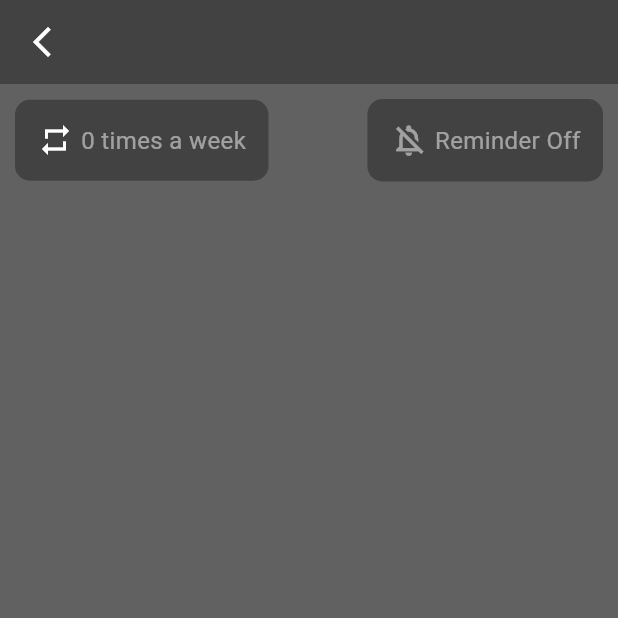
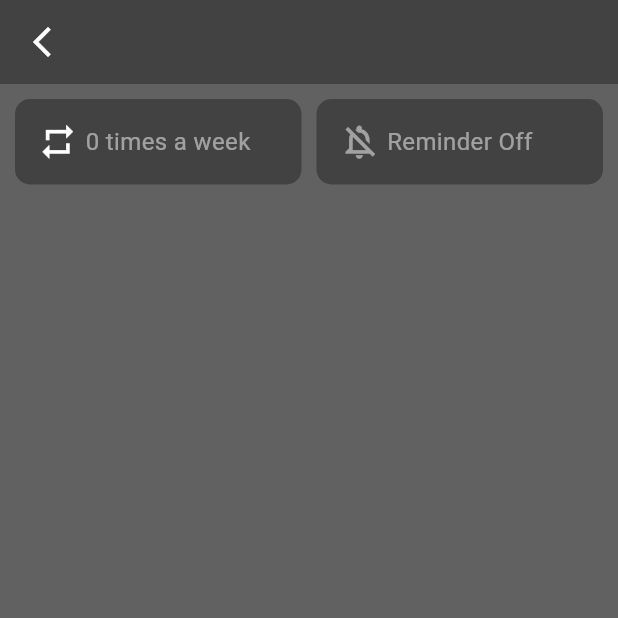
Before and after one commit to NikitaShlyakhtin/Habits, a Flutter app: the HabitInfo screen opened directly with empty values, on a phone screen of 412 x 824 dp, the top half of it. Run offline on Flutter 3.47's test engine with Material 2 defaults, Android fonts, the phone set to English and light mode, and no system bars; drawn by our look-alikes of dynamic_color; our stand-ins replace device_info_plus, flutter_local_notifications, hive_flutter, timezone; missing offline and left inert: dart:ffi; accounts and stored records are empty.

Commit message:
frequency and reminder info design fix

```diff
--- a/lib/pages/habit_info.dart
+++ b/lib/pages/habit_info.dart
@@ -25,6 +25,7 @@ class HabitInfo extends StatelessWidget {
         ),
         body: Container(
           margin: blockMargin,
+          width: double.infinity,
           child: Column(
             children: [
               FrequencyAndReminder(
--- a/lib/util/habit_info_page/frequency_and_reminder.dart
+++ b/lib/util/habit_info_page/frequency_and_reminder.dart
@@ -13,7 +13,11 @@ class FrequencyAndReminder extends StatelessWidget {
   Widget build(BuildContext context) {
     return Row(
       mainAxisAlignment: MainAxisAlignment.spaceBetween,
-      children: [FrequencyInfo(frequency), const Gap(), ReminderInfo(reminder)],
+      children: [
+        Expanded(child: FrequencyInfo(frequency)),
+        const Gap(),
+        Expanded(child: ReminderInfo(reminder))
+      ],
     );
   }
 }
--- a/lib/util/habit_info_page/frequency_info.dart
+++ b/lib/util/habit_info_page/frequency_info.dart
@@ -18,9 +18,9 @@ class FrequencyInfo extends StatelessWidget {
       decoration: boxDecoration,
       padding: blockPadding,
       child: Row(
-        crossAxisAlignment: CrossAxisAlignment.center,
         children: [
           const Icon(
+            size: 27,
             Icons.repeat,
             color: Colors.white,
           ),
--- a/lib/util/habit_info_page/reminder_info.dart
+++ b/lib/util/habit_info_page/reminder_info.dart
@@ -19,7 +19,7 @@ class ReminderInfo extends StatelessWidget {
           Opacity(
             opacity: reminder ? 1 : 0.5,
             child: Icon(
-              size: 25,
+              size: 27,
               reminder
                   ? Icons.notifications_outlined
                   : Icons.notifications_off_outlined,
```
